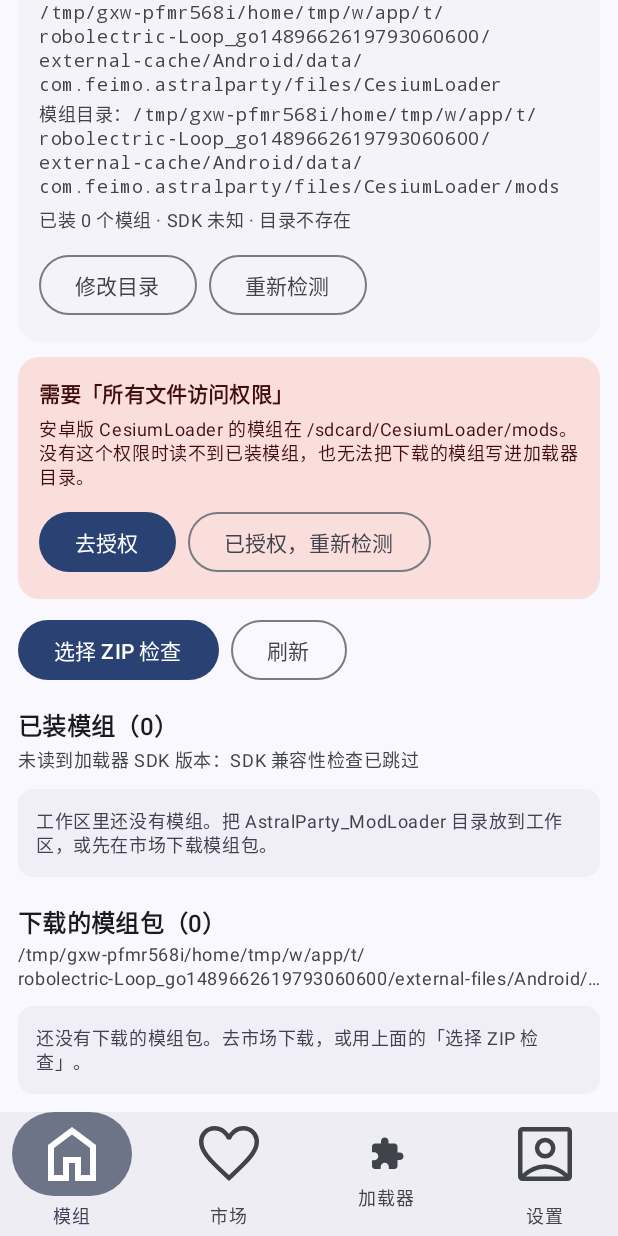
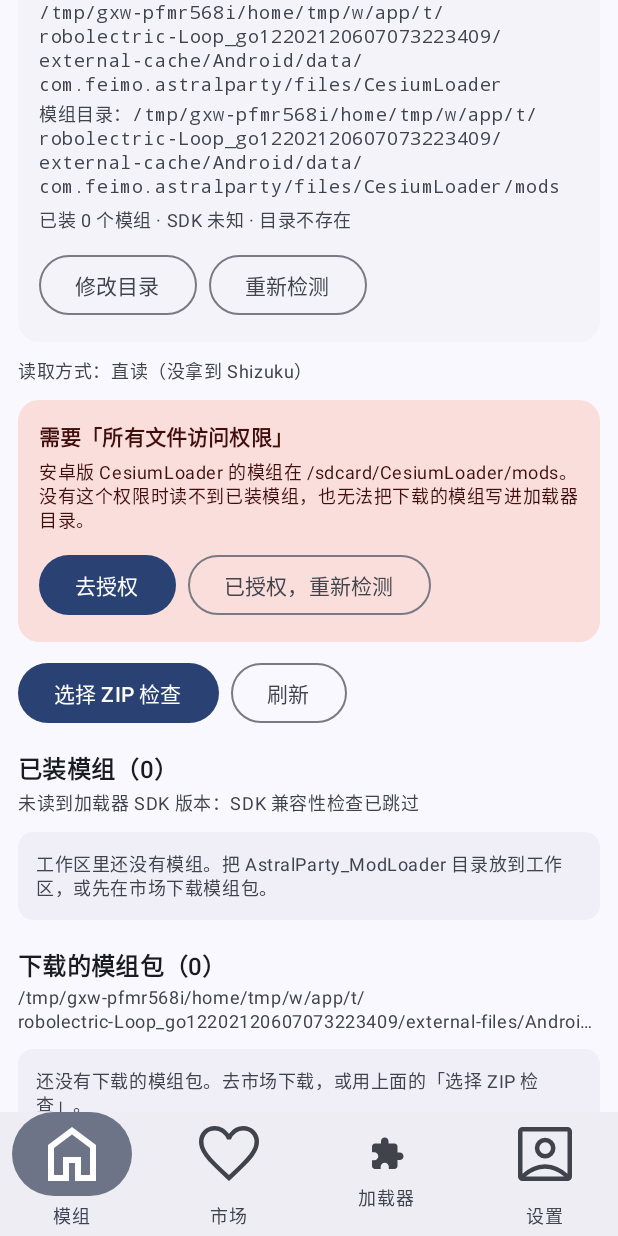
Before and after one commit to aspatoys/AstralParty.Toys.Android, an Android app built with Jetpack Compose: the composable ToysApp shown on its own in the app's theme, scrolled down 55 dp, on a phone screen of 412 x 824 dp. Run offline under Robolectric (Android 15) with nearby library versions, the phone set to English and light mode, and no system bars; libraries missing offline, so code that uses them is left out: rikka.shizuku; 3 statements that could not run were skipped.

Commit message:
fix(mods): list installed mods through Shizuku and show how they were read
The list was always empty: with all-files access granted, Android still refuses to
enumerate another app's Android/data, so canRead() returns true while listFiles()
is empty and the direct scan silently produced nothing. The page now always scans
through Shizuku when it is available, rescans on every visit, and shows the read
mode plus the concrete command failure instead of hiding it.

LoaderFs no longer treats grep's exit code 1 (no matches) as a command failure,
which was surfacing as an error banner for the empty disabled_mods directory, and
syncLoaderAssets opts out of the configuration cache instead of failing the build.

```diff
--- a/app/build.gradle.kts
+++ b/app/build.gradle.kts
@@ -49,6 +49,7 @@ android {
 //   注入后的程序集 -PcesiumInjectedDll=<dll>   （默认取 outputs/phone 下的产物）
 //   发行版模组    -PcesiumReleaseZip=<zip>    （可选；给了就把里面的内置模组同步过来）
 val workspaceRoot = rootProject.projectDir.parentFile
+val repoRootDir = rootProject.projectDir
 val assetsCesium = layout.projectDirectory.dir("src/main/assets/cesium").asFile
 
 fun resolveFile(property: String, env: String, fallback: File): File {
@@ -63,6 +64,8 @@ val cesiumInjected = resolveFile("cesiumInjectedDll", "CESIUM_INJECTED_DLL", Fil
 val cesiumReleaseZip = resolveFile("cesiumReleaseZip", "CESIUM_RELEASE_ZIP", File(""))
 
 val syncLoaderAssets = tasks.register("syncLoaderAssets") {
+    // 直接读写 assets 目录、不参与增量跟踪，所以显式退出配置缓存而不是让它报错。
+    notCompatibleWithConfigurationCache("同步 assets 载荷：直接文件 IO，不做增量跟踪")
     group = "cesium"
     description = "把 SDK / 引导 DLL / 发行版内置模组 / 注入产物同步到 assets/cesium"
 
@@ -81,7 +84,7 @@ val syncLoaderAssets = tasks.register("syncLoaderAssets") {
             }
             target.parentFile.mkdirs()
             source.copyTo(target, overwrite = true)
-            logger.lifecycle("$what -> ${target.relativeTo(rootProject.projectDir)}  ${source.length()} B")
+            logger.lifecycle("$what -> ${target.relativeTo(repoRootDir)}  ${source.length()} B")
         }
 
         copyOrExplain(cesiumSdk, File(assetsCesium, "sdk/CesiumLoader.SDK.dll"), "sdk")
--- a/app/src/main/java/com/hiynet/aspatoys/data/loader/LoaderFs.kt
+++ b/app/src/main/java/com/hiynet/aspatoys/data/loader/LoaderFs.kt
@@ -44,10 +44,10 @@ class ShizukuLoaderFs : LoaderFs {
     override fun isAvailable(): Boolean = ShizukuShell.isServiceAlive() && ShizukuShell.hasPermission()
 
     override fun listDirectories(path: String): List<String> =
-        lines("ls -p " + q(path) + " 2>/dev/null | grep '/$' | sed 's#/$##'")
+        lines("ls -p " + q(path) + " 2>/dev/null | grep '/$' | sed 's#/$##'; true")
 
     override fun listFiles(path: String): List<String> =
-        lines("ls -p " + q(path) + " 2>/dev/null | grep -v '/$'")
+        lines("ls -p " + q(path) + " 2>/dev/null | grep -v '/$'; true")
 
     override fun exists(path: String): Boolean =
         run("test -e " + q(path) + " && echo yes")?.trim() == "yes"
--- a/app/src/main/java/com/hiynet/aspatoys/ui/mods/ModsController.kt
+++ b/app/src/main/java/com/hiynet/aspatoys/ui/mods/ModsController.kt
@@ -83,6 +83,14 @@ class ModsController(
     var initialized by mutableStateOf(false)
         private set
 
+    /** 这次扫描用的读取方式：`Shizuku` / `直读` / `未授权`。界面上直接显示，避免靠日志猜。 */
+    var scanMode by mutableStateOf("")
+        private set
+
+    /** 扫描失败原因（含 Shizuku 命令失败的具体输出）。 */
+    var scanError by mutableStateOf<String?>(null)
+        private set
+
     fun refresh() {
         if (scanning) return
         scanning = true
@@ -100,7 +108,8 @@ class ModsController(
                     // 但 listFiles() 是空的，所以有 Shizuku 就一律走 Shizuku。
                     val remote = com.hiynet.aspatoys.data.loader.ShizukuLoaderFs()
                     val usable = remote.isAvailable() || com.hiynet.aspatoys.installer.ShizukuShell.awaitBinder()
-                    android.util.Log.i("CesiumMods", "scan root=${layout.loaderRoot} shizuku=$usable")
+                    scanMode = if (usable) "Shizuku" else "直读（没拿到 Shizuku）"
+                    android.util.Log.i("CesiumMods", "scan root=${layout.loaderRoot} mode=$scanMode")
 
                     val entries = if (usable) {
                         InstalledMods.scanRemote(layout, remote)
@@ -108,6 +117,7 @@ class ModsController(
                         InstalledMods.scan(layout)
                     }
                     android.util.Log.i("CesiumMods", "scan result=${entries.size}")
+                    scanError = if (usable) remote.lastError else null
 
                     val sdk = layout.installedSdkVersion { path ->
                         if (usable) remote.readText(path) else null
@@ -120,7 +130,8 @@ class ModsController(
                 packages = withContext(Dispatchers.IO) { listPackages() }
                 initialized = true
             } catch (failure: Exception) {
-                message = "读取模组目录失败：${failure.message}"
+                scanError = "读取模组目录失败：${failure.message ?: failure::class.java.simpleName}"
+                message = scanError
             } finally {
                 scanning = false
             }
--- a/app/src/main/java/com/hiynet/aspatoys/ui/mods/ModsScreen.kt
+++ b/app/src/main/java/com/hiynet/aspatoys/ui/mods/ModsScreen.kt
@@ -67,8 +67,9 @@ fun ModsScreen(
         if (uri != null) controller.checkContentUri(uri)
     }
 
+    // 每次进入模组页都重扫：加载器目录会被安装器和游戏同时改动，缓存一次没有意义。
     LaunchedEffect(Unit) {
-        if (!controller.initialized) controller.refresh()
+        controller.refresh()
     }
 
     Column(modifier = modifier.fillMaxSize()) {
@@ -78,6 +79,25 @@ fun ModsScreen(
             verticalArrangement = Arrangement.spacedBy(10.dp),
         ) {
             item { WorkspaceCard(controller, onOpenSettings) }
+
+            if (controller.scanMode.isNotEmpty() || controller.scanError != null) {
+                item {
+                    Column {
+                        Text(
+                            "读取方式：${controller.scanMode}",
+                            style = MaterialTheme.typography.bodySmall,
+                            color = MaterialTheme.colorScheme.onSurfaceVariant,
+                        )
+                        controller.scanError?.let { error ->
+                            MessageBanner(
+                                text = error,
+                                container = MaterialTheme.colorScheme.errorContainer,
+                                content = MaterialTheme.colorScheme.onErrorContainer,
+                            )
+                        }
+                    }
+                }
+            }
 
             if (!controller.allFilesAccess) {
                 item { StorageAccessCard(controller) }
```
